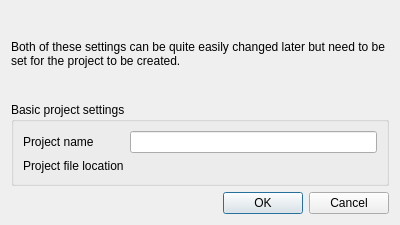
Above: ceed/ui/NewProjectDialog.ui from timbaker/ceed before the change. Below: the same form after it.
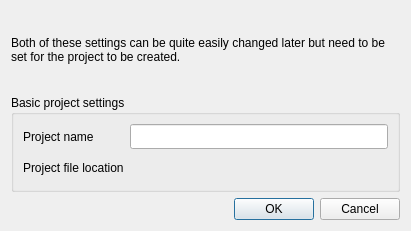
That is the form after the change. Custom widgets are drawn as their Qt base class.

Commit message: Change the new project dialog so that it is more robust (widgets will not allow themselves smashed together)

Patch:
```diff
--- a/ceed/ui/NewProjectDialog.ui
+++ b/ceed/ui/NewProjectDialog.ui
@@ -6,8 +6,8 @@
    <rect>
     <x>0</x>
     <y>0</y>
-    <width>400</width>
-    <height>225</height>
+    <width>411</width>
+    <height>231</height>
    </rect>
   </property>
   <property name="windowTitle">
@@ -16,6 +16,12 @@
   <layout class="QVBoxLayout" name="verticalLayout">
    <item>
     <widget class="QLabel" name="helpText">
+     <property name="sizePolicy">
+      <sizepolicy hsizetype="MinimumExpanding" vsizetype="MinimumExpanding">
+       <horstretch>0</horstretch>
+       <verstretch>0</verstretch>
+      </sizepolicy>
+     </property>
      <property name="text">
       <string>Both of these settings can be quite easily changed later but need to be set for the project to be created.</string>
      </property>
@@ -38,6 +44,18 @@
      <layout class="QFormLayout" name="formLayout">
       <item row="0" column="0">
        <widget class="QLabel" name="projectNameLabel">
+        <property name="sizePolicy">
+         <sizepolicy hsizetype="MinimumExpanding" vsizetype="Fixed">
+          <horstretch>0</horstretch>
+          <verstretch>0</verstretch>
+         </sizepolicy>
+        </property>
+        <property name="minimumSize">
+         <size>
+          <width>0</width>
+          <height>25</height>
+         </size>
+        </property>
         <property name="text">
          <string>Project name</string>
         </property>
@@ -48,6 +66,18 @@
       </item>
       <item row="0" column="1">
        <widget class="QLineEdit" name="projectName">
+        <property name="sizePolicy">
+         <sizepolicy hsizetype="MinimumExpanding" vsizetype="Fixed">
+          <horstretch>0</horstretch>
+          <verstretch>0</verstretch>
+         </sizepolicy>
+        </property>
+        <property name="minimumSize">
+         <size>
+          <width>0</width>
+          <height>25</height>
+         </size>
+        </property>
         <property name="placeholderText">
          <string/>
         </property>
@@ -55,13 +85,38 @@
       </item>
       <item row="1" column="0">
        <widget class="QLabel" name="projectFilePathLabel">
+        <property name="sizePolicy">
+         <sizepolicy hsizetype="MinimumExpanding" vsizetype="Fixed">
+          <horstretch>0</horstretch>
+          <verstretch>0</verstretch>
+         </sizepolicy>
+        </property>
+        <property name="minimumSize">
+         <size>
+          <width>0</width>
+          <height>25</height>
+         </size>
+        </property>
         <property name="text">
          <string>Project file location</string>
         </property>
        </widget>
       </item>
       <item row="1" column="1">
-       <widget class="FileLineEdit" name="projectFilePath" native="true"/>
+       <widget class="FileLineEdit" name="projectFilePath" native="true">
+        <property name="sizePolicy">
+         <sizepolicy hsizetype="MinimumExpanding" vsizetype="Fixed">
+          <horstretch>0</horstretch>
+          <verstretch>0</verstretch>
+         </sizepolicy>
+        </property>
+        <property name="minimumSize">
+         <size>
+          <width>0</width>
+          <height>25</height>
+         </size>
+        </property>
+       </widget>
       </item>
      </layout>
     </widget>
```
